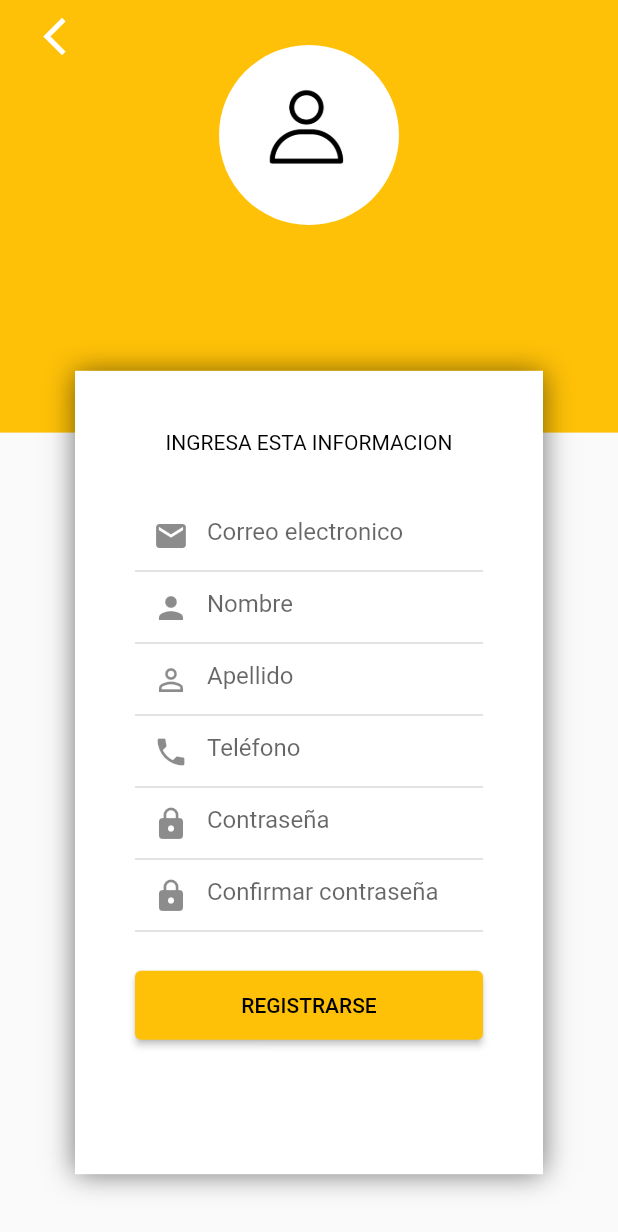
After one commit to dagsis/delivery_udemy, a Flutter app: the screen it shows after launch, after a tap on "Registrate Aquí", on a phone screen of 412 x 824 dp. The commit adds this screen. Shown: the top 1232 px of the screen. Run offline on Flutter 3.47's test engine with Material 2 defaults, Android fonts, the phone set to English and light mode, and no system bars; our stand-ins replace get.

Commit message:
LoginPage 4

```diff
--- a/lib/main.dart
+++ b/lib/main.dart
@@ -1,4 +1,5 @@
 import 'package:delivery_udemy/src/pages/login/login_page.dart';
+import 'package:delivery_udemy/src/pages/register/register_page.dart';
 import 'package:flutter/material.dart';
 import 'package:get/get.dart';
 
@@ -26,7 +27,8 @@ class _MyAppState extends State<MyApp> {
       debugShowCheckedModeBanner: false,
       initialRoute: '/',
       getPages: [
-        GetPage(name: '/', page: ()=> LoginPage() )
+        GetPage(name: '/', page: ()=> LoginPage()),
+        GetPage(name: '/register', page: ()=> RegisterPage())
       ],
       theme: ThemeData(
           primaryColor: Colors.amber,
--- /dev/null
+++ b/lib/src/pages/login/login_controller.dart
@@ -0,0 +1,7 @@
+import 'package:get/get.dart';
+
+class LoginController extends GetxController{
+  void goToRegisterPage() {
+    Get.toNamed('/register');
+  }
+}
--- a/lib/src/pages/login/login_page.dart
+++ b/lib/src/pages/login/login_page.dart
@@ -1,9 +1,12 @@
 
 
+import 'package:delivery_udemy/src/pages/login/login_controller.dart';
 import 'package:flutter/material.dart';
+import 'package:get/get.dart';
 
 class LoginPage extends StatelessWidget {
-  const LoginPage({Key? key}) : super(key: key);
+
+  LoginController con = Get.put(LoginController());
 
   @override
   Widget build(BuildContext context) {
@@ -143,11 +146,14 @@ class LoginPage extends StatelessWidget {
           ),
         ),
         SizedBox(width: 7),
-        Text('Registrate Aquí',
-        style: TextStyle(
-          color: Colors.amber,
-          fontWeight: FontWeight.bold,
-          fontSize: 17
+        GestureDetector(
+          onTap: () => con.goToRegisterPage(),
+          child: Text('Registrate Aquí',
+          style: TextStyle(
+            color: Colors.amber,
+            fontWeight: FontWeight.bold,
+            fontSize: 17
+            ),
           ),
         )
       ],
--- /dev/null
+++ b/lib/src/pages/register/register_page.dart
@@ -0,0 +1,220 @@
+import 'package:flutter/material.dart';
+import 'package:get/get.dart';
+
+class RegisterPage extends StatelessWidget {
+  const RegisterPage({Key? key}) : super(key: key);
+
+  @override
+  Widget build(BuildContext context) {
+    return Scaffold(
+      body: Stack(
+        children: [
+          _backgroudCover(context),
+          _boxForm(context),
+          _imageUser(),
+          _buttonBack(),
+        ],
+      ),
+    );
+  }
+
+  Widget _backgroudCover(BuildContext context) {
+    return Container(
+      width: double.infinity,
+      height: MediaQuery
+          .of(context)
+          .size
+          .height * 0.35,
+      color: Colors.amber,
+      alignment: Alignment.topCenter,
+    );
+  }
+
+  Widget _textAppName() {
+    return Text('DELIVERY DS',
+      style: TextStyle(
+        fontSize: 20,
+        fontWeight: FontWeight.bold,
+        color: Colors.black,
+      ),
+    );
+  }
+
+  Widget _boxForm(BuildContext context) {
+    return Container(
+      height: MediaQuery.of(context).size.height * 0.65,
+      margin: EdgeInsets.only(top: MediaQuery.of(context).size.height * 0.3, left: 50, right: 50),
+      decoration: BoxDecoration(
+          color: Colors.white,
+          boxShadow: <BoxShadow>[
+            BoxShadow(
+                color: Colors.black54,
+                blurRadius: 15,
+                offset: Offset(0, 0.75)
+            )
+          ]
+      ),
+
+      child: SingleChildScrollView(
+        child: Column(
+          children: [
+            _textYourInfo(),
+            _textFieldEmail(),
+            _textFieldName(),
+            _textFieldLastName(),
+            _textFieldPhone(),
+            _textFieldPassword(),
+            _textFieldConfirmPassword(),
+            _buttonRegister(),
+          ],
+        ),
+      ),
+    );
+  }
+
+ Widget _buttonBack(){
+    return SafeArea(
+        child: Container(
+          margin: EdgeInsets.only(left: 20),
+          child: IconButton(
+            onPressed: () => Get.back(),
+            icon: Icon(Icons.arrow_back_ios),
+            color: Colors.white,
+            iconSize: 30,
+          ),
+        )
+    );
+ }
+
+  Widget _textYourInfo() {
+    return Container(
+      margin: EdgeInsets.only(top: 40, bottom: 30),
+      child: Text(
+        'INGRESA ESTA INFORMACION',
+        style: TextStyle(
+            color: Colors.black
+        ),
+      ),
+    );
+  }
+
+  Widget _textFieldEmail() {
+    return Container(
+      margin: EdgeInsets.symmetric(horizontal: 40),
+      child: TextField(
+        keyboardType: TextInputType.emailAddress,
+        decoration: InputDecoration(
+            hintText: 'Correo electronico',
+            prefixIcon: Icon(Icons.email)
+        ),
+      ),
+    );
+  }
+
+  Widget _textFieldName() {
+    return Container(
+      margin: EdgeInsets.symmetric(horizontal: 40),
+      child: TextField(
+        keyboardType: TextInputType.text,
+        decoration: InputDecoration(
+            hintText: 'Nombre',
+            prefixIcon: Icon(Icons.person)
+        ),
+      ),
+    );
+  }
+
+  Widget _textFieldLastName() {
+    return Container(
+      margin: EdgeInsets.symmetric(horizontal: 40),
+      child: TextField(
+        keyboardType: TextInputType.text,
+        decoration: InputDecoration(
+            hintText: 'Apellido',
+            prefixIcon: Icon(Icons.person_outline)
+        ),
+      ),
+    );
+  }
+
+  Widget _textFieldPhone() {
+    return Container(
+      margin: EdgeInsets.symmetric(horizontal: 40),
+      child: TextField(
+        keyboardType: TextInputType.phone,
+        decoration: InputDecoration(
+            hintText: 'Teléfono',
+            prefixIcon: Icon(Icons.phone)
+        ),
+      ),
+    );
+  }
+
+  Widget _textFieldPassword() {
+    return Container(
+      margin: EdgeInsets.symmetric(horizontal: 40),
+      child: TextField(
+        keyboardType: TextInputType.text,
+        obscureText: true,
+        decoration: InputDecoration(
+            hintText: 'Contraseña',
+            prefixIcon: Icon(Icons.lock)
+        ),
+      ),
+    );
+  }
+
+  Widget _textFieldConfirmPassword() {
+    return Container(
+      margin: EdgeInsets.symmetric(horizontal: 40),
+      child: TextField(
+        keyboardType: TextInputType.text,
+        obscureText: true,
+        decoration: InputDecoration(
+            hintText: 'Confirmar contraseña',
+            prefixIcon: Icon(Icons.lock)
+        ),
+      ),
+    );
+  }
+
+  Widget _buttonRegister() {
+    return Container(
+      width: double.infinity,
+      margin: EdgeInsets.symmetric(horizontal: 40, vertical: 25),
+      child: ElevatedButton(
+          onPressed: () {},
+          style: ElevatedButton.styleFrom(
+              padding: EdgeInsets.symmetric(vertical: 15)
+          ),
+          child: Text('REGISTRARSE',
+            style: TextStyle(
+              color: Colors.black,
+            )
+            ,)
+      ),
+    );
+  }
+
+
+
+  Widget _imageUser() {
+    return SafeArea(
+      child: Container(
+        margin: EdgeInsets.only(top: 30),
+        alignment: Alignment.topCenter,
+        child:GestureDetector(
+          onTap: () {},
+          child: CircleAvatar(
+            backgroundImage: AssetImage(
+              'assets/img/user_profile_2.png',
+              ),
+              radius: 60,
+            backgroundColor: Colors.white,
+          ),
+        ),
+
+      ),
+    );
+  }
+}
```
